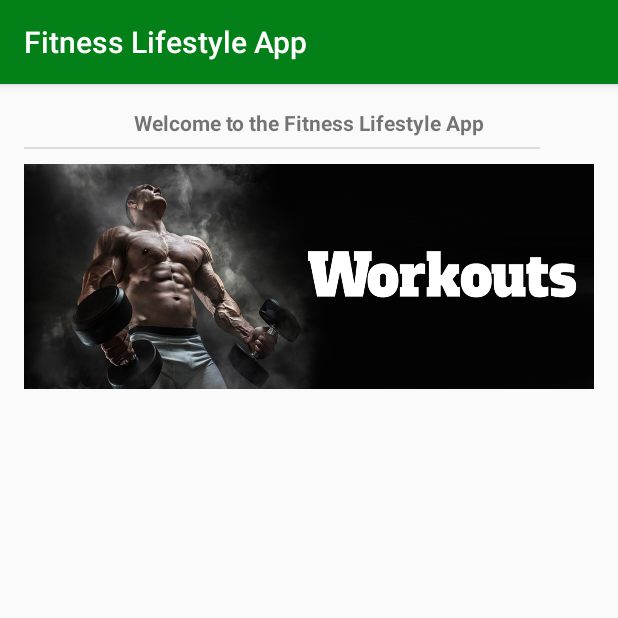
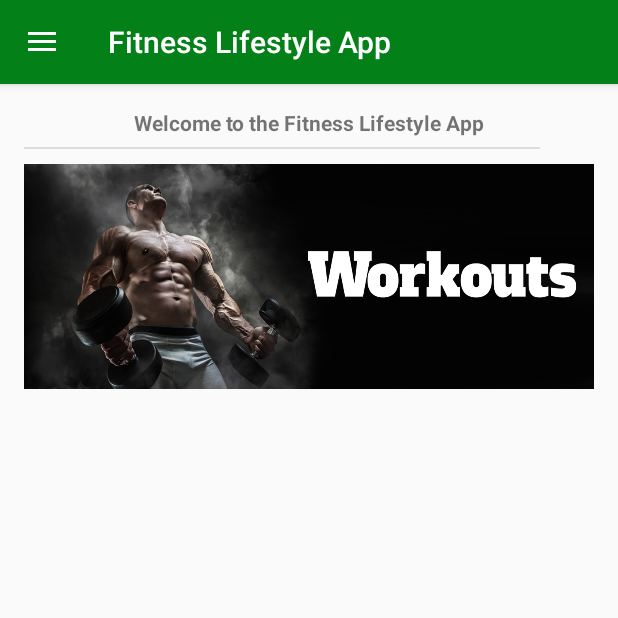
Before and after one commit to vramared/Fitness-Lifestyle, an Android app: the HomeScreen screen opened directly, with no data from a screen before it, on a phone screen of 412 x 824 dp, the top half of it. Run offline under Robolectric (Android 15) with nearby library versions, the phone set to English and light mode, and no system bars.

Commit message:
Tweaks to Navigation Drawer

```diff
--- a/app/src/main/AndroidManifest.xml
+++ b/app/src/main/AndroidManifest.xml
@@ -14,8 +14,8 @@
         android:label="@string/app_name"
         android:roundIcon="@mipmap/ic_launcher_round"
         android:supportsRtl="true"
-        android:theme="@style/AppTheme">
-        <activity android:name=".MainActivity" android:theme="@style/AppTheme.NoActionBar">
+        android:theme="@style/AppTheme.NoActionBar">
+        <activity android:name=".MainActivity" >
             <intent-filter>
                 <action android:name="android.intent.action.MAIN" />
 
--- /dev/null
+++ b/app/src/main/java/com/example/vin/fitnesslifestyleapp/BaseDrawerActivity.java
@@ -0,0 +1,69 @@
+
+package com.example.vin.fitnesslifestyleapp;
+
+import android.content.Intent;
+import android.os.Bundle;
+import android.support.annotation.NonNull;
+import android.support.annotation.Nullable;
+import android.support.design.widget.NavigationView;
+import android.support.v4.view.GravityCompat;
+import android.support.v4.widget.DrawerLayout;
+import android.support.v7.app.ActionBarDrawerToggle;
+import android.support.v7.app.AppCompatActivity;
+import android.support.v7.widget.Toolbar;
+import android.view.MenuItem;
+import android.widget.FrameLayout;
+
+public class BaseDrawerActivity extends AppCompatActivity implements NavigationView.OnNavigationItemSelectedListener {
+
+    DrawerLayout drawer;
+    Toolbar toolbar;
+    FrameLayout frameLayout;
+    NavigationView navigationView;
+
+    @Override
+    protected void onCreate(@Nullable Bundle savedInstanceState) {
+        super.onCreate(savedInstanceState);
+        super.setContentView(R.layout.activity_base_drawer);
+
+        // Setup Toolbar
+        Toolbar toolbar = (Toolbar) findViewById(R.id.toolbar);
+        setSupportActionBar(toolbar);
+
+        frameLayout = (FrameLayout) findViewById(R.id.content_frame);
+
+        drawer = (DrawerLayout) findViewById(R.id.drawer_layout);
+        ActionBarDrawerToggle toggle = new ActionBarDrawerToggle(this, drawer, toolbar,
+                R.string.navigation_drawer_open, R.string.navigation_drawer_close);
+        drawer.addDrawerListener(toggle);
+        toggle.syncState();
+        //Setup Toolbar
+
+        navigationView = (NavigationView) findViewById(R.id.nav_view);
+        navigationView.setNavigationItemSelectedListener(this);
+    }
+
+    @Override
+    public void onBackPressed() {
+        if(drawer.isDrawerOpen(GravityCompat.START)) {
+            drawer.closeDrawer(GravityCompat.START);
+        }
+        else {
+            super.onBackPressed();
+        }
+    }
+
+    @Override
+    public boolean onNavigationItemSelected(@NonNull MenuItem item) {
+        switch(item.getItemId()) {
+            case R.id.homeIcon:
+                startActivity(new Intent(getApplicationContext(), HomeScreen.class));
+                break;
+            case R.id.weightIcon:
+                startActivity(new Intent(getApplicationContext(), LogWorkouts.class));
+                break;
+        }
+        drawer.closeDrawer(GravityCompat.START);
+        return true;
+    }
+}
--- a/app/src/main/java/com/example/vin/fitnesslifestyleapp/HomeScreen.java
+++ b/app/src/main/java/com/example/vin/fitnesslifestyleapp/HomeScreen.java
@@ -8,12 +8,12 @@ import android.widget.TextView;
 import android.widget.Button;
 import android.widget.ImageView;
 
-public class HomeScreen extends AppCompatActivity {
+public class HomeScreen extends BaseDrawerActivity {
 
     @Override
     protected void onCreate(Bundle savedInstanceState) {
         super.onCreate(savedInstanceState);
-        setContentView(R.layout.activity_home_screen);
+        getLayoutInflater().inflate(R.layout.activity_home_screen, frameLayout);
 
         ImageView logWork = (ImageView)findViewById(R.id.logIMG);
         logWork.setOnClickListener(new View.OnClickListener() {
@@ -24,4 +24,9 @@ public class HomeScreen extends AppCompatActivity {
             }
         });
     }
+
+    protected void onResume() {
+        super.onResume();
+        navigationView.getMenu().getItem(0).setChecked(true);
+    }
 }
--- /dev/null
+++ b/app/src/main/res/layout/activity_base_drawer.xml
@@ -0,0 +1,20 @@
+<?xml version="1.0" encoding="utf-8"?>
+<android.support.v4.widget.DrawerLayout xmlns:android="http://schemas.android.com/apk/res/android"
+    xmlns:app="http://schemas.android.com/apk/res-auto"
+    xmlns:tools="http://schemas.android.com/tools"
+    android:id="@+id/drawer_layout"
+    android:layout_width="match_parent"
+    android:layout_height="match_parent"
+    android:fitsSystemWindows="true"
+    tools:openDrawer="start">
+
+    <include layout="@layout/app_bar_home"/>
+    <android.support.design.widget.NavigationView
+        android:id="@+id/nav_view"
+        android:layout_width="wrap_content"
+        android:layout_height="match_parent"
+        android:layout_gravity="start"
+        app:headerLayout="@layout/nav_header"
+        app:menu="@menu/drawer_menu" />
+
+</android.support.v4.widget.DrawerLayout>
--- a/app/src/main/res/layout/activity_home_screen.xml
+++ b/app/src/main/res/layout/activity_home_screen.xml
@@ -8,6 +8,7 @@
     android:layout_marginTop="16dp"
     android:layout_marginLeft="16dp"
     android:layout_marginRight="16dp"
+    android:paddingTop="?android:attr/actionBarSize"
     tools:context=".HomeScreen">
 
     <TextView
--- a/app/src/main/res/layout/activity_log_workouts.xml
+++ b/app/src/main/res/layout/activity_log_workouts.xml
@@ -8,6 +8,7 @@
     android:layout_marginLeft="16dp"
     android:layout_marginRight="16dp"
     android:layout_marginTop="16dp"
+    android:paddingTop="?android:attr/actionBarSize"
     tools:context=".LogWorkouts">
 
     <TextView
--- a/app/src/main/res/layout/activity_workout_info.xml
+++ b/app/src/main/res/layout/activity_workout_info.xml
@@ -4,6 +4,7 @@
     xmlns:tools="http://schemas.android.com/tools"
     android:layout_width="match_parent"
     android:layout_height="match_parent"
+    android:paddingTop="?android:attr/actionBarSize"
     tools:context=".WorkoutInfo">
 
     <TextView
--- /dev/null
+++ b/app/src/main/res/layout/app_bar_home.xml
@@ -0,0 +1,28 @@
+<?xml version="1.0" encoding="utf-8"?>
+<android.support.constraint.ConstraintLayout xmlns:android="http://schemas.android.com/apk/res/android"
+    xmlns:app="http://schemas.android.com/apk/res-auto"
+    android:layout_width="match_parent"
+    android:layout_height="match_parent">
+
+    <android.support.design.widget.AppBarLayout
+        android:layout_width="match_parent"
+        android:layout_height="wrap_content"
+        android:theme="@style/AppTheme.AppBarOverlay">
+
+        <android.support.v7.widget.Toolbar
+            android:id="@+id/toolbar"
+            android:layout_width="match_parent"
+            android:layout_height="?attr/actionBarSize"
+            android:background="@color/colorPrimary"
+            android:elevation="4dp"
+            android:theme="@style/ThemeOverlay.AppCompat.Dark.ActionBar"
+            app:popupTheme="@style/ThemeOverlay.AppCompat.Light" />
+
+    </android.support.design.widget.AppBarLayout>
+
+    <FrameLayout
+        android:id="@+id/content_frame"
+        android:layout_width="match_parent"
+        android:layout_height="match_parent" />
+
+</android.support.constraint.ConstraintLayout>
```
Also changed, not shown: app/src/main/java/com/example/vin/fitnesslifestyleapp/LogWorkouts.java (+7 -2 lines), app/src/main/java/com/example/vin/fitnesslifestyleapp/MainActivity.java (+10 -44 lines), app/src/main/java/com/example/vin/fitnesslifestyleapp/WorkoutInfo.java (+7 -2 lines), app/src/main/res/layout/activity_main.xml (+10 -44 lines).
